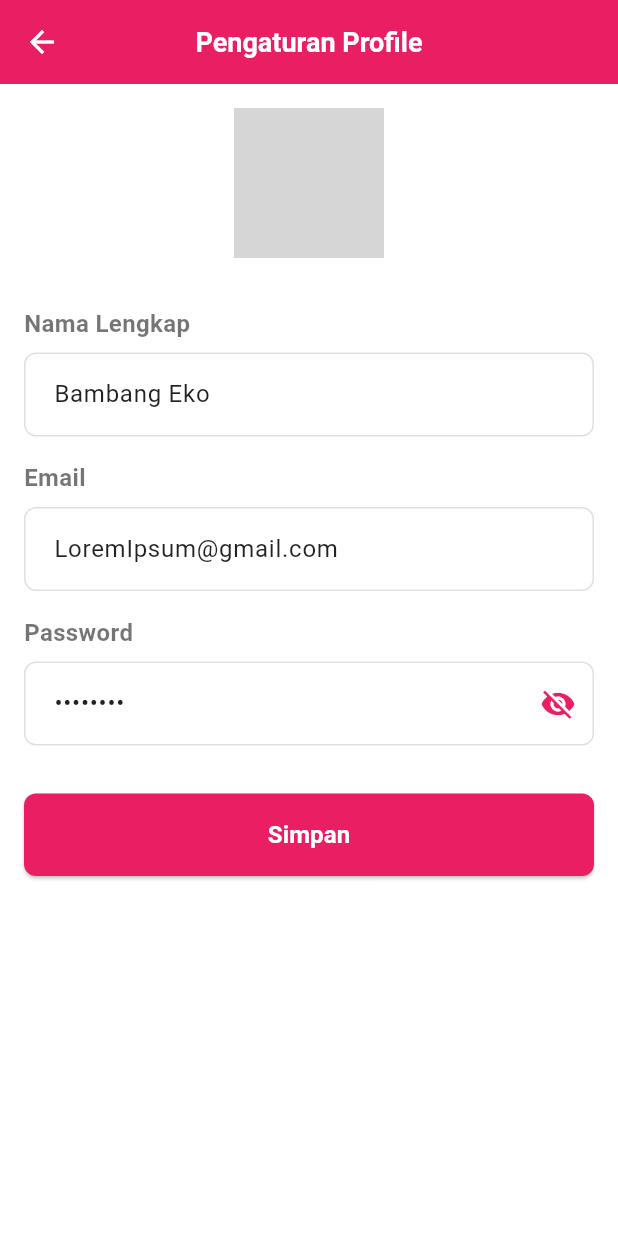
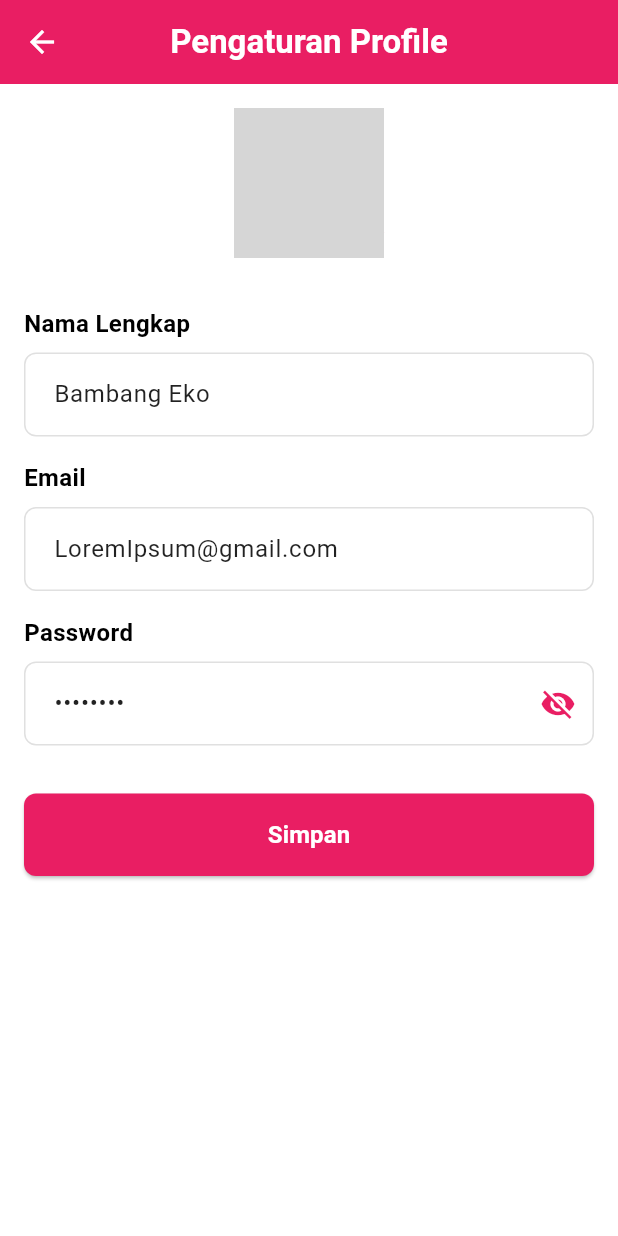
Before and after one commit to hyderoo/AplikasiDewaManagement, a Flutter app: the PengaturanProfilePage screen opened directly, on a phone screen of 412 x 824 dp. Run offline on Flutter 3.47's test engine with Material 3 defaults, Android fonts, the phone set to English and light mode, and no system bars; our stand-ins replace go_router, image_picker, lottie, shimmer, table_calendar; grey boxes are pictures that could not be loaded.

Commit message:
profiles

```diff
--- a/lib/main.dart
+++ b/lib/main.dart
@@ -1,3 +1,5 @@
+import 'package:dewa_wo_app/pages/akun/pengaturan_akun_page.dart';
+import 'package:dewa_wo_app/pages/akun/pengaturan_profile_page.dart';
 import 'package:dewa_wo_app/pages/auth/forgot/forgot_password_page.dart';
 import 'package:dewa_wo_app/pages/auth/login/login_page.dart';
 import 'package:dewa_wo_app/pages/auth/register/register_page.dart';
@@ -85,6 +87,22 @@ final GoRouter _router = GoRouter(
           path: 'term-and-condition',
           name: 'term-and-condition',
           builder: (context, state) => const TermsConditionsPage(),
+        ),
+      ],
+    ),
+    GoRoute(
+      path: '/account',
+      builder: (context, state) => const SizedBox.shrink(),
+      routes: [
+        GoRoute(
+          path: 'setting',
+          name: 'setting',
+          builder: (context, state) => const PengaturanAkunPage(),
+        ),
+        GoRoute(
+          path: 'profile',
+          name: 'profile',
+          builder: (context, state) => const PengaturanProfilePage(),
         ),
       ],
     ),
--- a/lib/pages/akun/pengaturan_profile_page.dart
+++ b/lib/pages/akun/pengaturan_profile_page.dart
@@ -1,36 +1,22 @@
 import 'package:flutter/material.dart';
-import 'package:flutter/services.dart';
 import 'dart:io';
 import 'package:image_picker/image_picker.dart';
 
 class PengaturanProfilePage extends StatefulWidget {
-  const PengaturanProfilePage({Key? key}) : super(key: key);
+  const PengaturanProfilePage({super.key});
 
   @override
-  _PengaturanProfilePageState createState() => _PengaturanProfilePageState();
+  State<PengaturanProfilePage> createState() => _PengaturanProfilePageState();
 }
 
 class _PengaturanProfilePageState extends State<PengaturanProfilePage> {
-  // Controller untuk form input
   final _namaController = TextEditingController(text: "Bambang Eko");
   final _emailController = TextEditingController(text: "LoremIpsum@gmail.com");
   final _passwordController = TextEditingController(text: "********");
 
-  // Status password visibility
   bool _passwordVisible = false;
 
-  // Image untuk profile picture
   File? _profileImage;
-
-  @override
-  void initState() {
-    super.initState();
-    // Mengatur status bar transparan dan warna ikon status bar putih
-    SystemChrome.setSystemUIOverlayStyle(SystemUiOverlayStyle(
-      statusBarColor: Colors.transparent,
-      statusBarIconBrightness: Brightness.light,
-    ));
-  }
 
   @override
   void dispose() {
@@ -40,9 +26,8 @@ class _PengaturanProfilePageState extends State<PengaturanProfilePage> {
     super.dispose();
   }
 
-  // Fungsi untuk memilih gambar dari galeri atau kamera
   Future<void> _pickImage() async {
-    final ImagePicker _picker = ImagePicker();
+    final ImagePicker picker = ImagePicker();
 
     showModalBottomSheet(
       context: context,
@@ -51,13 +36,13 @@ class _PengaturanProfilePageState extends State<PengaturanProfilePage> {
           child: Wrap(
             children: <Widget>[
               ListTile(
-                leading: Icon(Icons.photo_library),
-                title: Text('Galeri'),
+                leading: const Icon(Icons.photo_library),
+                title: const Text('Galeri'),
                 onTap: () async {
                   Navigator.pop(context);
                   try {
                     final XFile? image =
-                        await _picker.pickImage(source: ImageSource.gallery);
+                        await picker.pickImage(source: ImageSource.gallery);
                     if (image != null) {
                       setState(() {
                         _profileImage = File(image.path);
@@ -69,13 +54,13 @@ class _PengaturanProfilePageState extends State<PengaturanProfilePage> {
                 },
               ),
               ListTile(
-                leading: Icon(Icons.photo_camera),
-                title: Text('Kamera'),
+                leading: const Icon(Icons.photo_camera),
+                title: const Text('Kamera'),
                 onTap: () async {
                   Navigator.pop(context);
                   try {
                     final XFile? image =
-                        await _picker.pickImage(source: ImageSource.camera);
+                        await picker.pickImage(source: ImageSource.camera);
                     if (image != null) {
                       setState(() {
                         _profileImage = File(image.path);
@@ -93,12 +78,10 @@ class _PengaturanProfilePageState extends State<PengaturanProfilePage> {
     );
   }
 
-  // Fungsi untuk menyimpan perubahan profil
   void _saveProfile() {
-    // Validasi input
     if (_namaController.text.isEmpty || _emailController.text.isEmpty) {
       ScaffoldMessenger.of(context).showSnackBar(
-        SnackBar(
+        const SnackBar(
           content: Text('Nama dan Email tidak boleh kosong'),
           backgroundColor: Colors.red,
         ),
@@ -106,17 +89,14 @@ class _PengaturanProfilePageState extends State<PengaturanProfilePage> {
       return;
     }
 
-    // Proses penyimpanan data ke server/database
-    // Simulasi loading dan selesai
     ScaffoldMessenger.of(context).showSnackBar(
-      SnackBar(
+      const SnackBar(
         content: Text('Profil berhasil disimpan'),
         backgroundColor: Colors.green,
       ),
     );
 
-    // Kembali ke halaman sebelumnya setelah berhasil
-    Future.delayed(Duration(milliseconds: 1500), () {
+    Future.delayed(const Duration(milliseconds: 1500), () {
       Navigator.pop(context);
     });
   }
@@ -126,31 +106,19 @@ class _PengaturanProfilePageState extends State<PengaturanProfilePage> {
     return Scaffold(
       backgroundColor: Colors.white,
       appBar: AppBar(
-        backgroundColor: Colors.pink,
-        elevation: 0,
-        title: Text(
+        title: const Text(
           'Pengaturan Profile',
-          style: TextStyle(
-            fontSize: 18,
-            fontWeight: FontWeight.w600,
-          ),
         ),
         centerTitle: true,
-        leading: IconButton(
-          icon: Icon(Icons.arrow_back, color: Colors.white),
-          onPressed: () => Navigator.pop(context),
-        ),
       ),
       body: SingleChildScrollView(
-        padding: EdgeInsets.all(16),
+        padding: const EdgeInsets.all(16),
         child: Column(
           crossAxisAlignment: CrossAxisAlignment.start,
           children: [
-            // Profile picture dengan tombol edit
             Center(
               child: Stack(
                 children: [
-                  // Profile picture
                   Container(
                     width: 100,
                     height: 100,
@@ -162,13 +130,12 @@ class _PengaturanProfilePageState extends State<PengaturanProfilePage> {
                               image: FileImage(_profileImage!),
                               fit: BoxFit.cover,
                             )
-                          : DecorationImage(
+                          : const DecorationImage(
                               image: AssetImage('assets/images/profile.jpg'),
                               fit: BoxFit.cover,
                             ),
                     ),
                   ),
-                  // Edit button
                   Positioned(
                     bottom: 0,
                     right: 0,
@@ -177,11 +144,11 @@ class _PengaturanProfilePageState extends State<PengaturanProfilePage> {
                       child: Container(
                         width: 34,
                         height: 34,
-                        decoration: BoxDecoration(
+                        decoration: const BoxDecoration(
                           shape: BoxShape.circle,
                           color: Colors.pink,
                         ),
-                        child: Icon(
+                        child: const Icon(
                           Icons.camera_alt,
                           color: Colors.white,
                           size: 20,
@@ -192,17 +159,16 @@ class _PengaturanProfilePageState extends State<PengaturanProfilePage> {
                 ],
               ),
             ),
-            SizedBox(height: 32),
-
-            // Nama Lengkap
-            Text(
+            const SizedBox(height: 32),
+            const Text(
               'Nama Lengkap',
               style: TextStyle(
                 fontSize: 16,
                 fontWeight: FontWeight.bold,
+                color: Colors.black,
               ),
             ),
-            SizedBox(height: 8),
+            const SizedBox(height: 8),
             TextField(
               controller: _namaController,
               decoration: InputDecoration(
@@ -221,25 +187,24 @@ class _PengaturanProfilePageState extends State<PengaturanProfilePage> {
                 ),
                 focusedBorder: OutlineInputBorder(
                   borderRadius: BorderRadius.circular(8),
-                  borderSide: BorderSide(
+                  borderSide: const BorderSide(
                     color: Colors.pink,
                   ),
                 ),
                 contentPadding:
-                    EdgeInsets.symmetric(horizontal: 16, vertical: 16),
+                    const EdgeInsets.symmetric(horizontal: 16, vertical: 16),
               ),
             ),
-            SizedBox(height: 16),
-
-            // Email
-            Text(
+            const SizedBox(height: 16),
+            const Text(
               'Email',
               style: TextStyle(
                 fontSize: 16,
                 fontWeight: FontWeight.bold,
+                color: Colors.black,
               ),
             ),
-            SizedBox(height: 8),
+            const SizedBox(height: 8),
             TextField(
               controller: _emailController,
               keyboardType: TextInputType.emailAddress,
@@ -259,25 +224,24 @@ class _PengaturanProfilePageState extends State<PengaturanProfilePage> {
                 ),
                 focusedBorder: OutlineInputBorder(
                   borderRadius: BorderRadius.circular(8),
-                  borderSide: BorderSide(
+                  borderSide: const BorderSide(
                     color: Colors.pink,
                   ),
                 ),
                 contentPadding:
-                    EdgeInsets.symmetric(horizontal: 16, vertical: 16),
+                    const EdgeInsets.symmetric(horizontal: 16, vertical: 16),
               ),
             ),
-            SizedBox(height: 16),
-
-            // Password
-            Text(
+            const SizedBox(height: 16),
+            const Text(
               'Password',
               style: TextStyle(
                 fontSize: 16,
                 fontWeight: FontWeight.bold,
+                color: Colors.black,
               ),
             ),
-            SizedBox(height: 8),
+            const SizedBox(height: 8),
             TextField(
               controller: _passwordController,
               obscureText: !_passwordVisible,
@@ -297,12 +261,12 @@ class _PengaturanProfilePageState extends State<PengaturanProfilePage> {
                 ),
                 focusedBorder: OutlineInputBorder(
                   borderRadius: BorderRadius.circular(8),
-                  borderSide: BorderSide(
+                  borderSide: const BorderSide(
                     color: Colors.pink,
                   ),
                 ),
                 contentPadding:
-                    EdgeInsets.symmetric(horizontal: 16, vertical: 16),
+                    const EdgeInsets.symmetric(horizontal: 16, vertical: 16),
                 suffixIcon: IconButton(
                   icon: Icon(
                     _passwordVisible ? Icons.visibility : Icons.visibility_off,
@@ -316,21 +280,19 @@ class _PengaturanProfilePageState extends State<PengaturanProfilePage> {
                 ),
               ),
             ),
-            SizedBox(height: 32),
-
-            // Tombol Simpan
+            const SizedBox(height: 32),
             SizedBox(
               width: double.infinity,
               child: ElevatedButton(
                 onPressed: _saveProfile,
                 style: ElevatedButton.styleFrom(
                   backgroundColor: Colors.pink,
-                  padding: EdgeInsets.symmetric(vertical: 16),
+                  padding: const EdgeInsets.symmetric(vertical: 16),
                   shape: RoundedRectangleBorder(
                     borderRadius: BorderRadius.circular(8),
                   ),
                 ),
-                child: Text(
+                child: const Text(
                   'Simpan',
                   style: TextStyle(
                     fontSize: 16,
--- a/lib/pages/home/home_page.dart
+++ b/lib/pages/home/home_page.dart
@@ -133,7 +133,7 @@ class _HomePageState extends State<HomePage> {
                   height: 32,
                 ),
                 onPressed: () {
-                  context.goNamed('settings');
+                  context.goNamed('setting');
                 },
               ),
             ],
```
Also changed, not shown: lib/pages/akun/pengaturan_akun_page.dart (+52 -63 lines).
